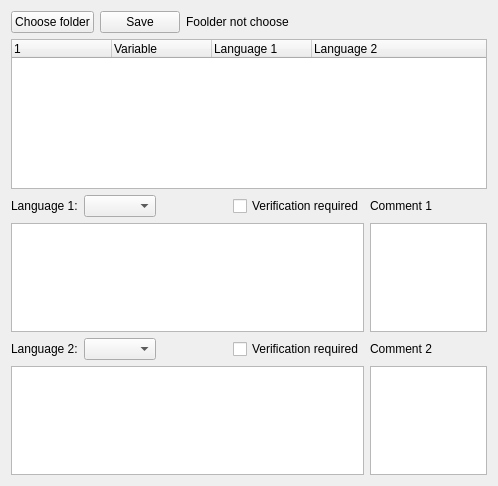
Above: src/resource/ui/editor_window.ui from m-xim/fluentus before the change. Below: the same form after it.
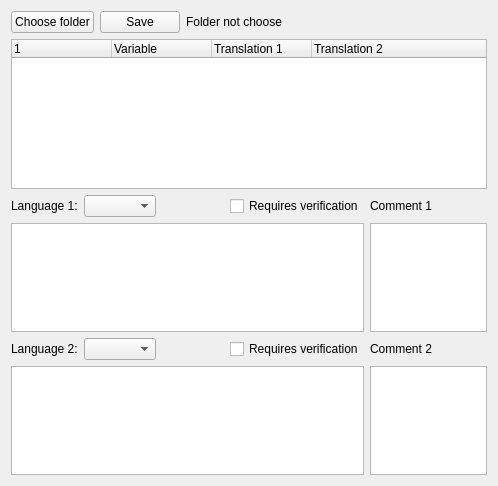
That is the form after the change. Icons and pictures are not drawn.

Commit message: refactor(editor_window.ui): set text in elements

```diff
--- a/src/resource/ui/editor_window.ui
+++ b/src/resource/ui/editor_window.ui
@@ -43,7 +43,7 @@
      <item>
       <widget class="QLabel" name="folder_text">
        <property name="text">
-        <string>Foolder not choose</string>
+        <string>Folder not choose</string>
        </property>
       </widget>
      </item>
@@ -69,12 +69,12 @@
      </column>
      <column>
       <property name="text">
-       <string>Language 1</string>
+       <string>Translation 1</string>
       </property>
      </column>
      <column>
       <property name="text">
-       <string>Language 2</string>
+       <string>Translation 2</string>
       </property>
      </column>
     </widget>
@@ -134,7 +134,7 @@
        <item>
         <widget class="QCheckBox" name="check_1">
          <property name="text">
-          <string>Verification required</string>
+          <string>Requires verification</string>
          </property>
         </widget>
        </item>
@@ -257,7 +257,7 @@
           <bool>true</bool>
          </property>
          <property name="text">
-          <string>Verification required</string>
+          <string>Requires verification</string>
          </property>
          <property name="checked">
           <bool>false</bool>
```
Left out of the diff: 3 changed lines with no effect on the pictures.
